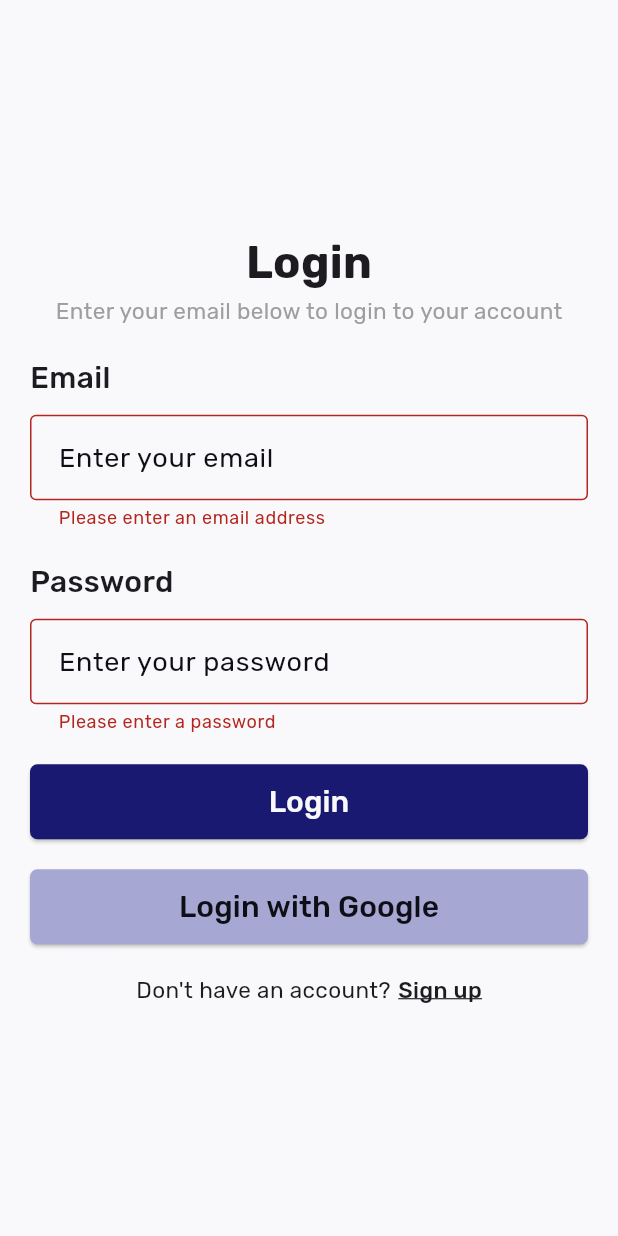
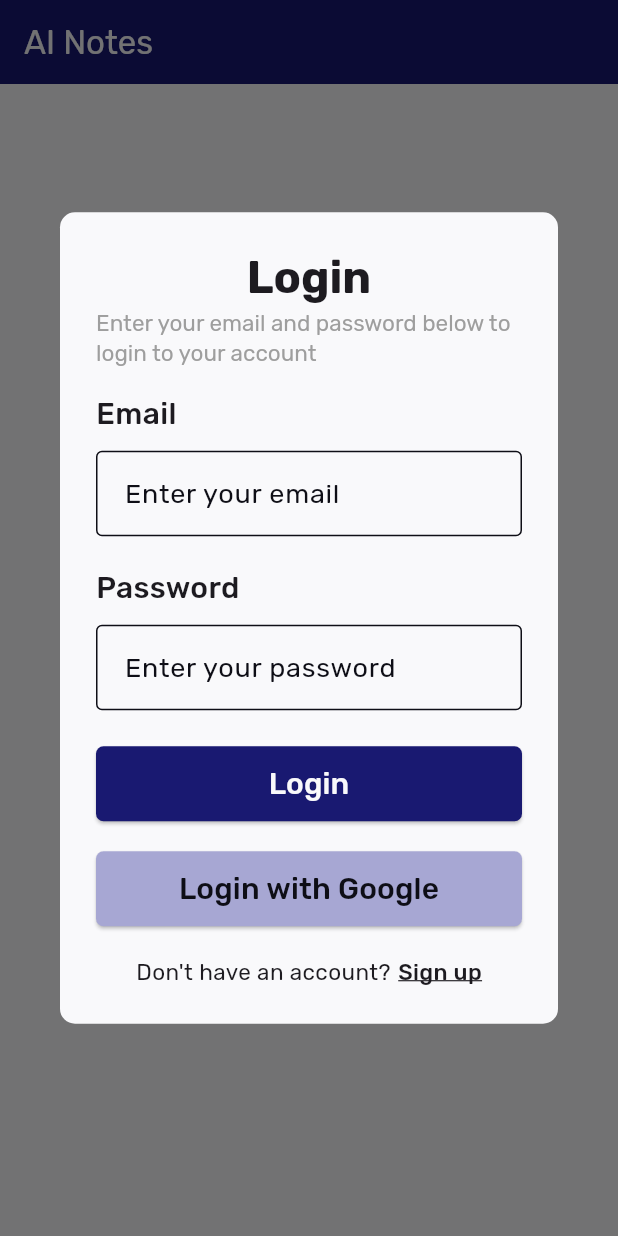
Before and after one commit to Al-aqua/ai-notes, a Flutter app: the screen it shows after launch, after a tap on "Login", on a phone screen of 412 x 824 dp. Run offline on Flutter 3.47's test engine with Material 3 defaults, Android fonts, the phone set to English and light mode, and no system bars; our stand-ins replace google_fonts.

Commit message:
Refactored the login and the sign up pages

```diff
--- /dev/null
+++ b/lib/app/landing_page/presention.dart
@@ -0,0 +1,38 @@
+import 'package:ai_notes/app/login/presention.dart';
+import 'package:flutter/material.dart';
+
+class LandingPage extends StatefulWidget {
+  const LandingPage({super.key});
+
+  @override
+  State<LandingPage> createState() => _LandingPageState();
+}
+
+class _LandingPageState extends State<LandingPage> {
+  showAuthDialog(BuildContext context) {
+    showDialog(
+        context: context,
+        builder: (BuildContext context) {
+          return const Login();
+        });
+  }
+
+  @override
+  Widget build(BuildContext context) {
+    return Scaffold(
+      appBar: AppBar(
+        title: const Text('AI Notes'),
+        backgroundColor: Theme.of(context).colorScheme.primary,
+        foregroundColor: Theme.of(context).colorScheme.onPrimary,
+      ),
+      body: Center(
+        child: ElevatedButton(
+          onPressed: () {
+            showAuthDialog(context);
+          },
+          child: const Text('Login'),
+        ),
+      ),
+    );
+  }
+}
--- a/lib/app/login/presention.dart
+++ b/lib/app/login/presention.dart
@@ -1,3 +1,5 @@
+import 'package:ai_notes/app/sign_up/presention.dart';
+import 'package:ai_notes/core/auth/validattion.dart';
 import 'package:ai_notes/core/components/input_field.dart';
 import 'package:flutter/material.dart';
 
@@ -10,88 +12,68 @@ class Login extends StatefulWidget {
 
 class _LoginState extends State<Login> {
   final _formKey = GlobalKey<FormState>();
-
-  TextEditingController _emailController = TextEditingController();
-  TextEditingController _passwordController = TextEditingController();
-
-  String? _validateEmail(String? value) {
-    if (value == null || value.trim().isEmpty) {
-      return 'Please enter an email address';
-    }
-    if (!RegExp(
-            r"^[a-zA-Z0-9.a-zA-Z0-9.!#$%&'*+-/=?^_`{|}~]+@[a-zA-Z0-9]+\.[a-zA-Z]+")
-        .hasMatch(value)) {
-      return 'Please enter a valid email address';
-    }
-    return null;
-  }
-
-  String? _validatePassword(String? value) {
-    if (value == null || value.trim().isEmpty) {
-      return 'Please enter a password';
-    }
-    if (value.length < 8) {
-      return 'Password must be at least 8 characters';
-    }
-    if (!value.contains(RegExp(r'[A-Z]'))) {
-      return 'Password must contain at least one uppercase letter';
-    }
-    if (!value.contains(RegExp(r'[a-z]'))) {
-      return 'Password must contain at least one lowercase letter';
-    }
-    if (!value.contains(RegExp(r'[0-9]'))) {
-      return 'Password must contain at least one number';
-    }
-    if (!value.contains(RegExp(r'[!@#$%^&*(),.?":{}|<>]'))) {
-      return 'Password must contain at least one special character';
-    }
-    return null;
-  }
+  final _emailController = TextEditingController();
+  final _passwordController = TextEditingController();
 
   @override
   Widget build(BuildContext context) {
-    return Scaffold(
-      body: Padding(
-        padding: const EdgeInsets.all(20),
-        child: Center(
-            child: SizedBox(
-          width: 500,
-          child: Form(
-            key: _formKey,
-            child: Column(
-              mainAxisAlignment: MainAxisAlignment.center,
+    return AlertDialog(
+      backgroundColor: Theme.of(context).colorScheme.background,
+      shape: const RoundedRectangleBorder(
+        borderRadius: BorderRadius.all(
+          Radius.circular(10),
+        ),
+      ),
+      title: const Column(
         children: [
-                const Text(
+          Text(
             'Login',
             style: TextStyle(
               fontSize: 30,
               fontWeight: FontWeight.bold,
             ),
+            textAlign: TextAlign.center,
           ),
-                const Text(
-                  'Enter your email below to login to your account',
+          Text(
+            'Enter your email and password below to login to your account',
             style: TextStyle(
               fontSize: 15,
               color: Colors.grey,
             ),
           ),
-                const SizedBox(height: 20),
+        ],
+      ),
+      content: Form(
+        key: _formKey,
+        child: Column(
+          mainAxisSize: MainAxisSize.min,
+          mainAxisAlignment: MainAxisAlignment.center,
+          children: [
             InputField(
+              validator: validateEmail,
               controller: _emailController,
               title: 'Email',
               hintText: 'Enter your email',
-                  validator: _validateEmail,
             ),
             const SizedBox(height: 20),
             InputField(
+              validator: (value) {
+                if (value == null || value.trim().isEmpty) {
+                  return 'Please enter a password';
+                }
+                return null;
+              },
               controller: _passwordController,
-                  validator: _validatePassword,
               title: 'Password',
               hintText: 'Enter your password',
               obscureText: true,
             ),
-                // Login Button
-                const SizedBox(height: 20),
+          ],
+        ),
+      ),
+      actions: [
+        Column(
+          children: [
             ElevatedButton(
               // TODO
               onPressed: () {
@@ -104,7 +86,7 @@ class _LoginState extends State<Login> {
                 }
               },
               style: ElevatedButton.styleFrom(
-                    backgroundColor: Theme.of(context).primaryColor,
+                backgroundColor: Theme.of(context).colorScheme.primary,
                 foregroundColor: Theme.of(context).colorScheme.onPrimary,
                 minimumSize: const Size(500, 50),
                 shape: const RoundedRectangleBorder(
@@ -156,7 +138,11 @@ class _LoginState extends State<Login> {
                 const SizedBox(width: 5),
                 GestureDetector(
                   onTap: () {
-                        Navigator.pushReplacementNamed(context, '/signup');
+                    Navigator.of(context).pop();
+                    showDialog(
+                      context: context,
+                      builder: (_) => const SignUp(),
+                    );
                   },
                   child: const MouseRegion(
                     cursor: SystemMouseCursors.click,
@@ -173,10 +159,8 @@ class _LoginState extends State<Login> {
               ],
             ),
           ],
-            ),
-          ),
-        )),
-      ),
+        )
+      ],
     );
   }
 }
--- a/lib/core/components/input_field.dart
+++ b/lib/core/components/input_field.dart
@@ -31,9 +31,9 @@ class InputField extends StatelessWidget {
         const SizedBox(height: 10),
         TextFormField(
           validator: validator,
-          keyboardType: TextInputType.emailAddress,
           style: const TextStyle(fontSize: 18),
           decoration: InputDecoration(
+            errorMaxLines: 2,
             contentPadding: const EdgeInsets.all(15),
             hintText: hintText,
             border: const OutlineInputBorder(),
--- a/lib/main.dart
+++ b/lib/main.dart
@@ -1,5 +1,4 @@
-import 'package:ai_notes/app/login/presention.dart';
-import 'package:ai_notes/app/sign_up/presention.dart';
+import 'package:ai_notes/app/landing_page/presention.dart';
 import 'package:ai_notes/core/themes/dark_theme.dart';
 import 'package:ai_notes/core/themes/theme.dart';
 import 'package:flutter/material.dart';
@@ -28,9 +27,7 @@ class MyApp extends StatelessWidget {
       ),
       themeMode: ThemeMode.system,
       routes: {
-        '/': (context) => const Login(),
-        '/login': (context) => const Login(),
-        '/signup': (context) => const SignUp(),
+        '/': (context) => const LandingPage(),
       },
     );
   }
```
Also changed, not shown: lib/app/sign_up/presention.dart (+45 -92 lines), lib/core/auth/validattion.dart (added, +53 -0 lines). Lines whose indentation alone changed are shown as unchanged.
